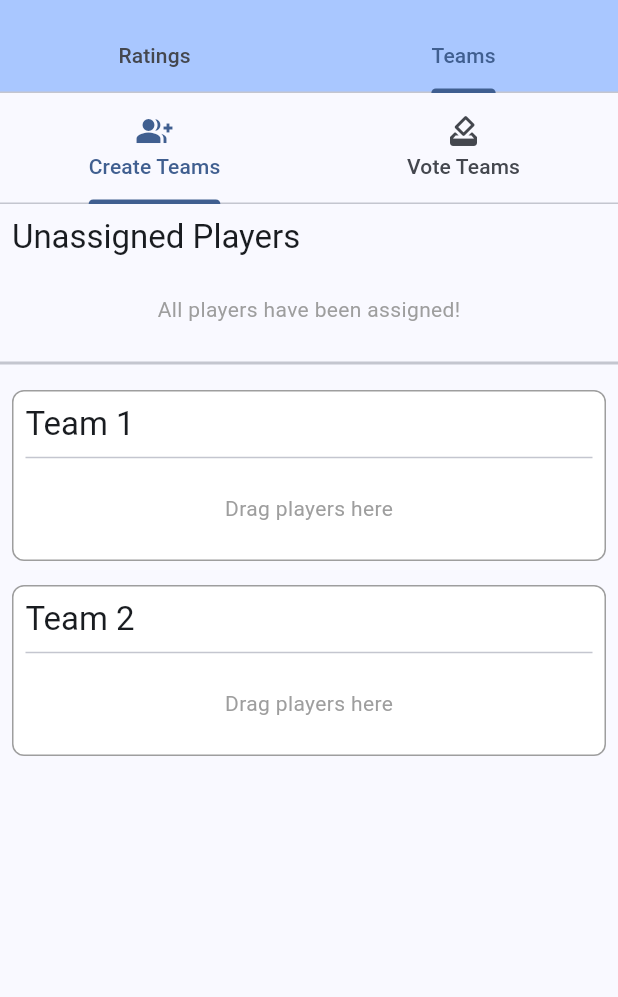
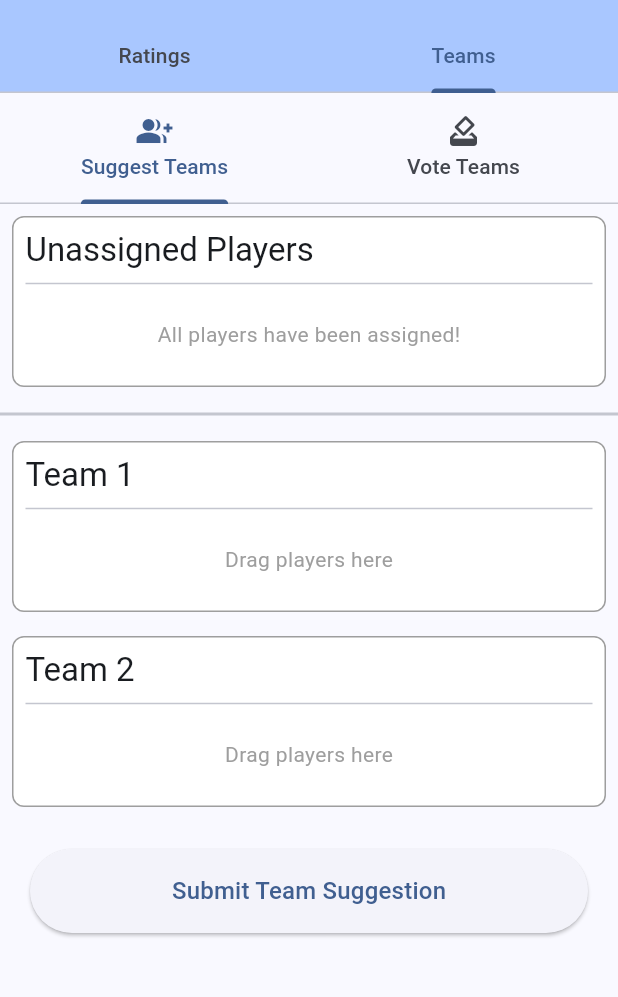
Before and after one commit to SajadMirzaei/sport-toolkit, a Flutter app: the HomePage screen opened by its route, tab 2 chosen, on a phone screen of 412 x 824 dp, the part 63-1060 px from its top. Run offline on Flutter 3.47's test engine with Material 3 defaults, Android fonts, the phone set to English and light mode, and no system bars; our stand-ins replace cloud_firestore, firebase_auth, firebase_core, google_sign_in; missing offline and left inert: google_sign_in_web; accounts and stored records are empty; generated files the repository leaves out were written again; network calls fail.

Commit message:
Added submit suggestions with validation

```diff
--- a/lib/team_formation_view.dart
+++ b/lib/team_formation_view.dart
@@ -3,6 +3,7 @@ import 'package:flutter/material.dart';
 import 'package:provider/provider.dart';
 
 import 'data_service.dart';
+import 'providers/login_provider.dart';
 
 class TeamFormationPage extends StatefulWidget {
   const TeamFormationPage({super.key});
@@ -61,14 +62,80 @@ class _TeamFormationPageState extends State<TeamFormationPage> {
     });
   }
 
+  void _submitTeams() async {
+    final dataService = Provider.of<DataService>(context, listen: false);
+    final loginProvider = Provider.of<LoginProvider>(context, listen: false);
+    final rosterId = dataService.latestRoster?.id;
+    final username = loginProvider.user?.displayName ?? 'Anonymous';
+
+    if (rosterId == null || rosterId.isEmpty) {
+      ScaffoldMessenger.of(context).showSnackBar(
+        const SnackBar(content: Text('Could not find a roster to link the suggestion to.')),
+      );
+      return;
+    }
+
+    // Rule 1: All players must be assigned
+    if (_unassignedPlayers.isNotEmpty) {
+      ScaffoldMessenger.of(context).showSnackBar(
+        const SnackBar(content: Text('All players must be assigned to a team before submitting.')),
+      );
+      return;
+    }
+
+    // Rule 2: Teams must be balanced
+    final teamSizes = _teams.map((team) => team.length).toList();
+    if (teamSizes.isNotEmpty) {
+      final min = teamSizes.reduce((a, b) => a < b ? a : b);
+      final max = teamSizes.reduce((a, b) => a > b ? a : b);
+      if (max - min > 1) {
+        ScaffoldMessenger.of(context).showSnackBar(
+          const SnackBar(content: Text('Teams are not balanced. Player counts per team cannot differ by more than one.')),
+        );
+        return;
+      }
+    }
+
+    final confirmed = await showDialog<bool>(
+      context: context,
+      builder: (context) => AlertDialog(
+        title: const Text('Submit Suggestion'),
+        content: const Text('Are you sure you want to submit these team suggestions?'),
+        actions: [
+          TextButton(onPressed: () => Navigator.of(context).pop(false), child: const Text('Cancel')),
+          TextButton(onPressed: () => Navigator.of(context).pop(true), child: const Text('Submit')),
+        ],
+      ),
+    );
+
+    if (confirmed == true) {
+      final teamsWithPlayerIds = _teams.map((team) {
+        return team.map((player) => player.id).toList();
+      }).toList();
+
+      final error = await dataService.submitSuggestedTeam(teamsWithPlayerIds, rosterId, username);
+
+      if (mounted) {
+        if (error == null) {
+          ScaffoldMessenger.of(context).showSnackBar(
+            const SnackBar(content: Text('Team suggestion submitted successfully!')),
+          );
+          _initializeTeamsAndPlayers();
+        } else {
+          ScaffoldMessenger.of(context).showSnackBar(
+            SnackBar(content: Text('Failed to submit suggestion: $error')),
+          );
+        }
+      }
+    }
+  }
+
   @override
   Widget build(BuildContext context) {
     if (_isLoading) {
       return const Center(child: CircularProgressIndicator());
     }
 
-    // Using a CustomScrollView makes the entire content area scrollable,
-    // preventing any overflow errors.
     return RefreshIndicator(
       onRefresh: () async {
         _initializeTeamsAndPlayers();
@@ -76,13 +143,7 @@ class _TeamFormationPageState extends State<TeamFormationPage> {
       child: CustomScrollView(
         slivers: [
           SliverToBoxAdapter(
-            child: Padding(
-              padding: const EdgeInsets.all(8.0),
-              child: Text('Unassigned Players', style: Theme.of(context).textTheme.titleLarge),
-            ),
-          ),
-          SliverToBoxAdapter(
-            child: _buildPlayerList(_unassignedPlayers, 'unassigned'),
+            child: _buildUnassignedPlayersBox(),
           ),
           const SliverToBoxAdapter(
             child: Divider(height: 20, thickness: 2),
@@ -95,8 +156,56 @@ class _TeamFormationPageState extends State<TeamFormationPage> {
               childCount: _teams.length,
             ),
           ),
+          SliverToBoxAdapter(
+            child: Padding(
+              padding: const EdgeInsets.fromLTRB(20, 20, 20, 40),
+              child: ElevatedButton(
+                onPressed: _submitTeams,
+                style: ElevatedButton.styleFrom(
+                  padding: const EdgeInsets.symmetric(vertical: 16),
+                  textStyle: Theme.of(context).textTheme.titleMedium,
+                ),
+                child: const Text('Submit Team Suggestion'),
+              ),
+            ),
+          ),
         ],
       ),
+    );
+  }
+
+  Widget _buildUnassignedPlayersBox() {
+    return DragTarget<Player>(
+      onWillAccept: (player) => true,
+      onAccept: (player) {
+        setState(() {
+          for (var team in _teams) {
+            team.removeWhere((p) => p.id == player.id);
+          }
+          if (!_unassignedPlayers.any((p) => p.id == player.id)) {
+            _unassignedPlayers.add(player);
+          }
+        });
+      },
+      builder: (context, candidateData, rejectedData) {
+        return Container(
+          margin: const EdgeInsets.all(8.0),
+          padding: const EdgeInsets.all(8.0),
+          decoration: BoxDecoration(
+            border: Border.all(color: Colors.grey),
+            borderRadius: BorderRadius.circular(8.0),
+            color: candidateData.isNotEmpty ? Colors.lightBlue.withOpacity(0.3) : Colors.white,
+          ),
+          child: Column(
+            crossAxisAlignment: CrossAxisAlignment.start,
+            children: [
+              Text('Unassigned Players', style: Theme.of(context).textTheme.titleLarge),
+              const Divider(),
+              _buildPlayerList(_unassignedPlayers, 'unassigned'),
+            ],
+          ),
+        );
+      },
     );
   }
 
@@ -105,9 +214,7 @@ class _TeamFormationPageState extends State<TeamFormationPage> {
       onWillAccept: (player) => true,
       onAccept: (player) {
         setState(() {
-          // Ensure player is not in the unassigned list
           _unassignedPlayers.removeWhere((p) => p.id == player.id);
-          // Remove from any other team before adding to the new one
           for (var team in _teams) {
             team.removeWhere((p) => p.id == player.id);
           }
--- a/lib/teams_view.dart
+++ b/lib/teams_view.dart
@@ -15,12 +15,12 @@ class TeamsPage extends StatelessWidget {
         children: [
           const TabBar(
             tabs: [
-              Tab(text: 'Create Teams', icon: Icon(Icons.group_add)),
+              Tab(text: 'Suggest Teams', icon: Icon(Icons.group_add)),
               Tab(text: 'Vote Teams', icon: Icon(Icons.how_to_vote)),
             ],
           ),
-          Expanded(
-            child: const TabBarView(
+          const Expanded(
+            child: TabBarView(
               children: [
                 TeamFormationPage(),      // The drag-and-drop page
                 VoteTeamsPlaceholder(),   // The placeholder for voting
```
Also changed, not shown: lib/data_service.dart (+20 -0 lines).
